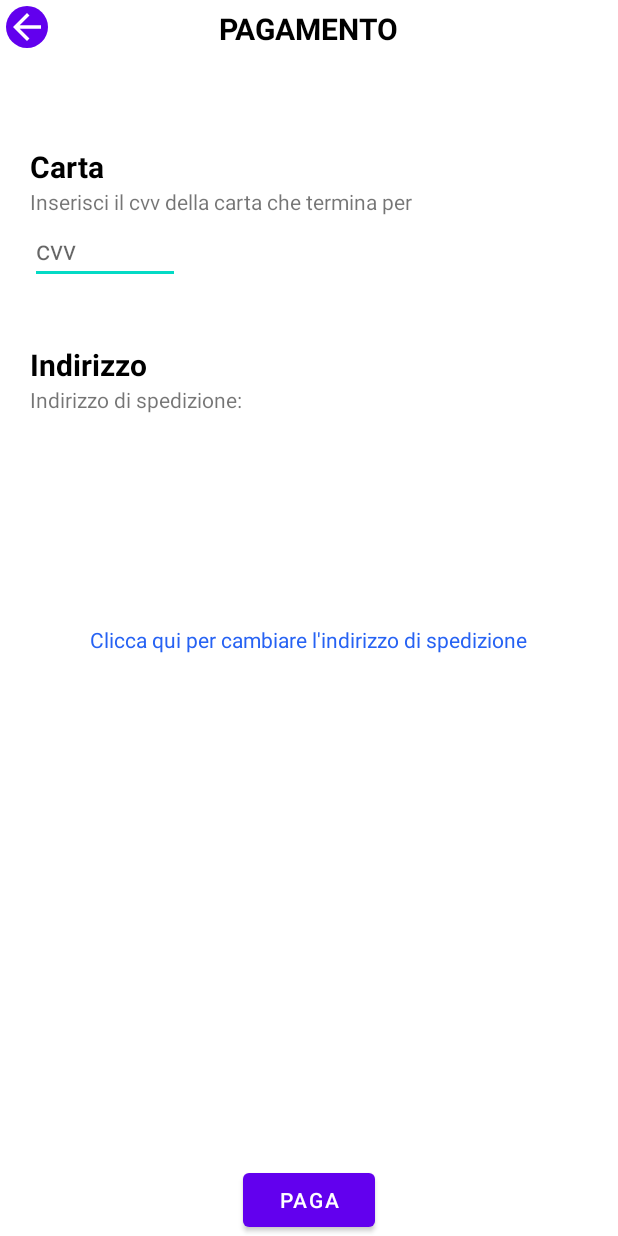
After one commit to gabrielecallegari/Callezon_android, an Android app: the Pagamento screen opened directly, with no data from a screen before it, on a phone screen of 412 x 824 dp. The commit adds this screen. Run offline under Robolectric (Android 15) with nearby library versions, the phone set to English and light mode, and no system bars; network calls fail.

Commit message:
aggiunto carrello, pagamento e nuovo indirizzo

```diff
--- a/app/src/main/java/it/itsar/amazon_redo/fragments/CartFragment.java
+++ b/app/src/main/java/it/itsar/amazon_redo/fragments/CartFragment.java
@@ -29,6 +29,7 @@ import it.itsar.amazon_redo.Adapter.ListaAdapter;
 import it.itsar.amazon_redo.MainActivity;
 import it.itsar.amazon_redo.R;
 import it.itsar.amazon_redo.http.model.Carrello_dettaglio;
+import it.itsar.amazon_redo.http.model.Pagamento;
 import it.itsar.amazon_redo.http.model.Prodotto;
 import it.itsar.amazon_redo.http.model.Prodotto_dettaglio;
 import it.itsar.amazon_redo.http.model.Profile;
@@ -96,6 +97,9 @@ public class CartFragment extends Fragment {
                         .setPositiveButton("LOG IN",listener)
                         .setNegativeButton("ANNULLA",listener)
                         .show();
+            }else{
+                Intent intent = new Intent(getContext(), Pagamento.class);
+                launcher.launch(intent);
             }
         });
 
--- /dev/null
+++ b/app/src/main/java/it/itsar/amazon_redo/http/model/Pagamento.java
@@ -0,0 +1,225 @@
+package it.itsar.amazon_redo.http.model;
+
+import static it.itsar.amazon_redo.MainActivity.nomeFile;
+import static it.itsar.amazon_redo.http.model.Prodotto_dettaglio.carrello;
+
+import androidx.activity.result.ActivityResultLauncher;
+import androidx.activity.result.contract.ActivityResultContracts;
+import androidx.appcompat.app.AppCompatActivity;
+
+import android.app.AlertDialog;
+import android.content.DialogInterface;
+import android.content.Intent;
+import android.graphics.Color;
+import android.os.Bundle;
+import android.util.Log;
+import android.view.View;
+import android.widget.Button;
+import android.widget.EditText;
+import android.widget.ImageButton;
+import android.widget.TextView;
+
+import org.json.JSONArray;
+import org.json.JSONException;
+import org.json.JSONObject;
+
+import java.io.File;
+import java.io.FileInputStream;
+import java.io.FileOutputStream;
+import java.io.IOException;
+
+import it.itsar.amazon_redo.MainActivity;
+import it.itsar.amazon_redo.R;
+import it.itsar.amazon_redo.fragments.HomeFragment;
+
+public class Pagamento extends AppCompatActivity {
+    private EditText cvv;
+    private EditText nuovoIndirizzo;
+
+    private TextView indirizzo;
+    private TextView cambiaIndirizzo;
+    private TextView infocarta;
+
+    private Button paga;
+
+    private ImageButton back;
+
+    private boolean change = false;
+
+    private String cvvGiusto = "";
+
+    private String nomeUtente = "";
+    @Override
+    protected void onCreate(Bundle savedInstanceState) {
+        super.onCreate(savedInstanceState);
+        setContentView(R.layout.activity_pagamento);
+
+        infocarta = findViewById(R.id.infocarta);
+        cvv = findViewById(R.id.cvvPagamento);
+        nuovoIndirizzo = findViewById(R.id.nuovoIndirizzoSpedizione);
+        indirizzo = findViewById(R.id.indirizzoSpedizione);
+        cambiaIndirizzo = findViewById(R.id.cambiaIndirizzo);
+        paga = findViewById(R.id.effettuaPagamento);
+        back = findViewById(R.id.tornaCarrello);
+
+        String letto = letturaFile();
+        JSONObject mio = null;
+
+        try {
+            mio = new JSONObject(letto);
+            JSONArray arr = mio.getJSONArray("ACCOUNT");
+            for (int i = 0; i < arr.length(); i++) {
+                JSONObject utente = arr.getJSONObject(i);
+                if(utente.get("islogged").toString().equals("true")){
+                    nomeUtente = utente.get("username").toString();
+                    indirizzo.setText(utente.get("indirizzo").toString());
+                    cvvGiusto = utente.get("cvv").toString();
+                    String splitted[] = utente.get("carta").toString().split("");
+                    String ultimeOtto = "";
+                    for (int j = splitted.length-4; j < splitted.length; j++) {
+                        ultimeOtto = ultimeOtto+splitted[i];
+                    }
+                    infocarta.setText("Inserisci il cvv della carta che termina per "+ultimeOtto);
+
+                }
+            }
+        } catch (JSONException e) {
+            e.printStackTrace();
+        }
+
+        back.setOnClickListener(v->{
+            finish();
+        });
+
+        paga.setOnClickListener(v->{
+            String chechCvv = cvv.getText().toString();
+            if(!cvvGiusto.equals(chechCvv)){
+                cvv.setText("");
+                cvv.setHint("Cvv errato");
+                cvv.setHintTextColor(Color.RED);
+                return;
+            }
+            String a = letturaFile();
+            JSONObject mioNuovo = null;
+            JSONArray acquisti = null;
+            JSONArray nuovo = new JSONArray();
+            try {
+                mioNuovo = new JSONObject(a);
+                acquisti= mioNuovo.getJSONArray("ACQUISTI");
+            } catch (JSONException e) {
+                e.printStackTrace();
+            }
+
+            boolean checked = false;
+            if(change==true){
+                if (cambiaIndirizzo.getText().toString().equals("") || cambiaIndirizzo.getText()==null){
+                    cambiaIndirizzo.setHint("Inserisci l'indirizzo");
+                    cambiaIndirizzo.setHintTextColor(Color.RED);
+                    return;
+                }
+
+                try {
+                    JSONArray arr = mioNuovo.getJSONArray("ACCOUNT");
+                    for (int i = 0; i < arr.length(); i++) {
+                        JSONObject utente = arr.getJSONObject(i);
+                        if(utente.get("islogged").toString().equals("true")){
+                            String ind = cambiaIndirizzo.getText().toString();
+                            utente.remove("indirizzo");
+                            utente.put("insirizzo",ind);
+                            checked = true;
+                        }
+                        nuovo.put(utente);
+                    }
+                } catch (JSONException e) {
+                    e.printStackTrace();
+                }
+
+            }
+
+            for (int i = 0; i < carrello.size(); i++) {
+                JSONObject car = new JSONObject();
+                try {
+                    car.put("id", Integer.toString(carrello.get(i).getId()));
+                    car.put("quantita",Integer.toString(carrello.get(i).getStock()));
+                    car.put("utente",nomeUtente);
+                    acquisti.put(car);
+                } catch (JSONException e) {
+                    e.printStackTrace();
+                }
+            }
+
+            if(checked == true) mioNuovo.remove("ACCOUNT");
+            mioNuovo.remove("ACQUISTI");
+            try {
+                if(checked == true) mioNuovo.put("ACCOUNT",nuovo);
+                mioNuovo.put("ACQUISTI",acquisti);
+            } catch (JSONException e) {
+                e.printStackTrace();
+            }
+
+
+            try {
+                scritturaFile(mioNuovo.toString());
+            } catch (IOException e) {
+                e.printStackTrace();
+            }
+
+            carrello.clear();
+
+            DialogInterface.OnClickListener listener = (dialog, which) -> {
+                if(which == DialogInterface.BUTTON_POSITIVE){
+                    Intent intent = new Intent(Pagamento.this, MainActivity.class);
+                    launcher.launch(intent);
+                }
+            };
+            new AlertDialog.Builder(Pagamento.this).setTitle("COMPLETATO")
+                    .setMessage("Stai per essere reindirizzato alla home").setPositiveButton("Ok",listener).show();
+        });
+
+        cambiaIndirizzo.setOnClickListener(v->{
+            change = !change;
+            if(change == false){
+                nuovoIndirizzo.setVisibility(View.GONE);
+                indirizzo.setVisibility(View.VISIBLE);
+                cambiaIndirizzo.setText("Clicca qui per cambiare l'indirizzo di spedizione");
+            }else{
+                nuovoIndirizzo.setVisibility(View.VISIBLE);
+                indirizzo.setVisibility(View.GONE);
+                cambiaIndirizzo.setText("Annulla");
+            }
+        });
+    }
+
+    public Boolean scritturaFile(String testo) throws IOException {
+        File file = new File(getFilesDir(),nomeFile);
+        FileOutputStream stream = null;
+        try{
+            stream = new FileOutputStream(file);
+            stream.write(testo.getBytes());
+            stream.close();
+            return true;
+        }catch (Exception e){
+            Log.d("FILE", "scriviFile: Scrittura fallita");
+        }
+        return false;
+    }
+
+    public String letturaFile(){
+        File file = new File(getFilesDir(),nomeFile);
+        int length = (int) file.length();
+        byte[] bytes = new byte[length];
+
+        try(FileInputStream in = new FileInputStream(file)) {
+            int l = in.read(bytes);
+        }catch (Exception e){
+            Log.d("FILE", "letturaFile: Lettura Fallita");
+        }
+
+        return new String(bytes);
+    }
+
+    ActivityResultLauncher<Intent> launcher = registerForActivityResult(new ActivityResultContracts.StartActivityForResult(),
+            result -> {
+
+            });
+}
--- /dev/null
+++ b/app/src/main/res/layout/activity_pagamento.xml
@@ -0,0 +1,147 @@
+<?xml version="1.0" encoding="utf-8"?>
+<androidx.constraintlayout.widget.ConstraintLayout xmlns:android="http://schemas.android.com/apk/res/android"
+    xmlns:app="http://schemas.android.com/apk/res-auto"
+    xmlns:tools="http://schemas.android.com/tools"
+    android:layout_width="match_parent"
+    android:layout_height="match_parent"
+    tools:context=".http.model.Pagamento">
+
+    <TextView
+        android:layout_width="wrap_content"
+        android:layout_height="wrap_content"
+        app:layout_constraintTop_toTopOf="parent"
+        app:layout_constraintStart_toStartOf="parent"
+        app:layout_constraintEnd_toEndOf="parent"
+        android:textStyle="bold"
+        android:textColor="@color/black"
+        android:text="PAGAMENTO"
+        android:textSize="20dp"
+        android:layout_marginTop="5dp"
+        android:id="@+id/pag"
+        />
+
+    <TextView
+        android:id="@+id/carta"
+        android:layout_width="match_parent"
+        android:layout_height="wrap_content"
+        android:layout_marginLeft="20dp"
+        android:layout_marginTop="92dp"
+        android:text="Carta"
+        android:textColor="@color/black"
+        android:textSize="20dp"
+        android:textStyle="bold"
+        app:layout_constraintEnd_toEndOf="parent"
+        app:layout_constraintHorizontal_bias="0.8"
+        app:layout_constraintStart_toStartOf="parent"
+        app:layout_constraintTop_toTopOf="@+id/pag" />
+
+
+    <TextView
+        android:id="@+id/infocarta"
+        android:layout_width="wrap_content"
+        android:layout_height="wrap_content"
+        android:layout_marginLeft="20dp"
+        android:text="Inserisci il cvv della carta che termina per "
+        app:layout_constraintEnd_toEndOf="parent"
+        app:layout_constraintHorizontal_bias="0.0"
+        app:layout_constraintStart_toStartOf="parent"
+        app:layout_constraintTop_toBottomOf="@+id/carta" />
+
+    <EditText
+        android:layout_width="100dp"
+        android:layout_height="wrap_content"
+        app:layout_constraintTop_toBottomOf="@+id/infocarta"
+        android:hint="cvv"
+        android:layout_marginLeft="20dp"
+        app:layout_constraintStart_toStartOf="parent"
+        android:id="@+id/cvvPagamento"
+        />
+    <TextView
+        android:id="@+id/ind"
+        android:layout_width="match_parent"
+        android:layout_height="wrap_content"
+        android:layout_marginLeft="20dp"
+        android:layout_marginTop="40dp"
+        android:text="Indirizzo"
+        android:textColor="@color/black"
+        android:textSize="20dp"
+        android:textStyle="bold"
+        app:layout_constraintEnd_toEndOf="parent"
+        app:layout_constraintHorizontal_bias="0.8"
+        app:layout_constraintStart_toStartOf="parent"
+        app:layout_constraintTop_toBottomOf="@+id/cvvPagamento"
+        />
+
+
+    <TextView
+        android:id="@+id/indi"
+        android:layout_width="wrap_content"
+        android:layout_height="wrap_content"
+        android:layout_marginLeft="20dp"
+        android:text="Indirizzo di spedizione:"
+        app:layout_constraintEnd_toEndOf="parent"
+        app:layout_constraintHorizontal_bias="0.0"
+        app:layout_constraintStart_toStartOf="parent"
+        app:layout_constraintTop_toBottomOf="@+id/ind" />
+
+    <TextView
+        android:id="@+id/indirizzoSpedizione"
+        android:layout_width="wrap_content"
+        android:layout_height="wrap_content"
+        android:layout_marginTop="4dp"
+        android:textColor="@color/black"
+        android:textSize="18dp"
+        app:layout_constraintEnd_toEndOf="parent"
+        app:layout_constraintHorizontal_bias="0.102"
+        app:layout_constraintStart_toStartOf="parent"
+        app:layout_constraintTop_toBottomOf="@id/indi"
+        tools:text="Via franco armani 6 milano" />
+
+    <EditText
+        android:layout_width="match_parent"
+        android:layout_height="wrap_content"
+        app:layout_constraintStart_toStartOf="parent"
+        app:layout_constraintTop_toBottomOf="@id/indi"
+        app:layout_constraintEnd_toEndOf="parent"
+        android:hint="Inserisci indirizzo"
+        android:layout_marginLeft="20dp"
+        android:layout_marginRight="100dp"
+        android:visibility="gone"
+        android:id="@+id/nuovoIndirizzoSpedizione"
+        />
+
+    <TextView
+        android:id="@+id/cambiaIndirizzo"
+        android:layout_width="wrap_content"
+        android:layout_height="wrap_content"
+        android:layout_marginBottom="340dp"
+        android:text="Clicca qui per cambiare l'indirizzo di spedizione"
+        android:textColor="#2662F3"
+        app:layout_constraintBottom_toTopOf="@+id/effettuaPagamento"
+        app:layout_constraintEnd_toEndOf="parent"
+
+        app:layout_constraintHorizontal_bias="0.495"
+        app:layout_constraintStart_toStartOf="parent" />
+
+    <Button
+        android:layout_width="wrap_content"
+        android:layout_height="wrap_content"
+        android:text="PAGA"
+        app:layout_constraintBottom_toBottomOf="parent"
+        app:layout_constraintStart_toStartOf="parent"
+        app:layout_constraintEnd_toEndOf="parent"
+        android:id="@+id/effettuaPagamento"
+        />
+
+    <ImageButton
+        android:layout_width="wrap_content"
+        android:layout_height="wrap_content"
+        android:src="@drawable/ic_baseline_arrow_back_24"
+        android:background="@drawable/rounded_button"
+        app:layout_constraintTop_toTopOf="parent"
+        app:layout_constraintStart_toStartOf="parent"
+        android:layout_margin="4dp"
+        android:id="@+id/tornaCarrello"
+        />
+
+</androidx.constraintlayout.widget.ConstraintLayout>
```
Also changed, not shown: app/src/main/AndroidManifest.xml (+8 -3 lines), app/src/main/java/it/itsar/amazon_redo/MainActivity.java (+18 -0 lines), app/src/main/java/it/itsar/amazon_redo/http/model/Profile.java (+34 -0 lines), app/src/main/res/layout/activity_profile.xml (+13 -1 lines).
